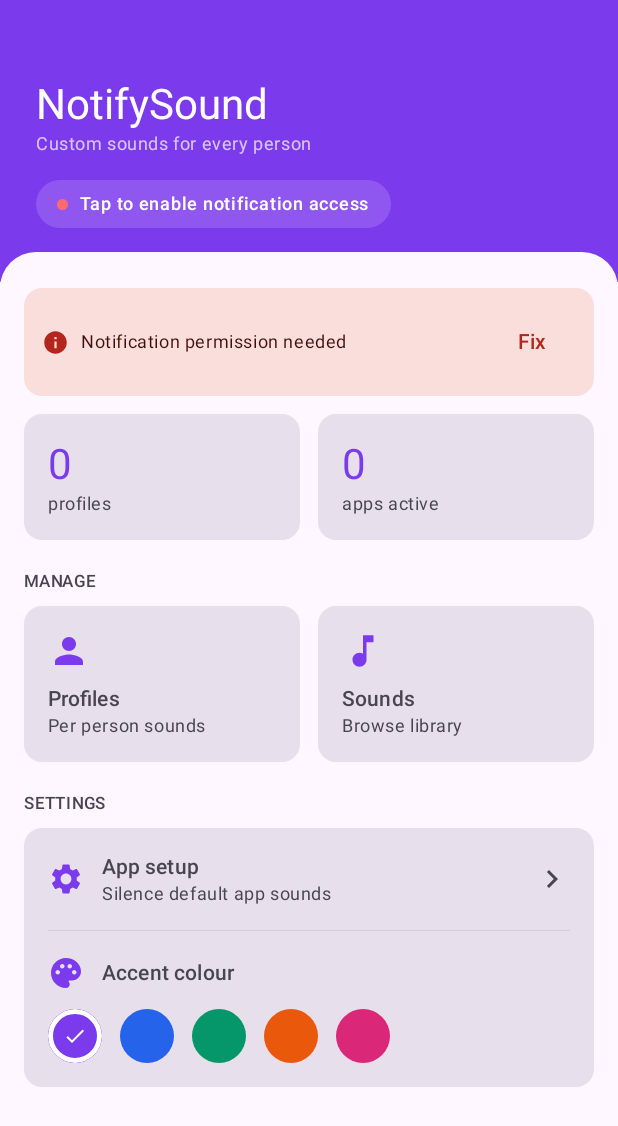
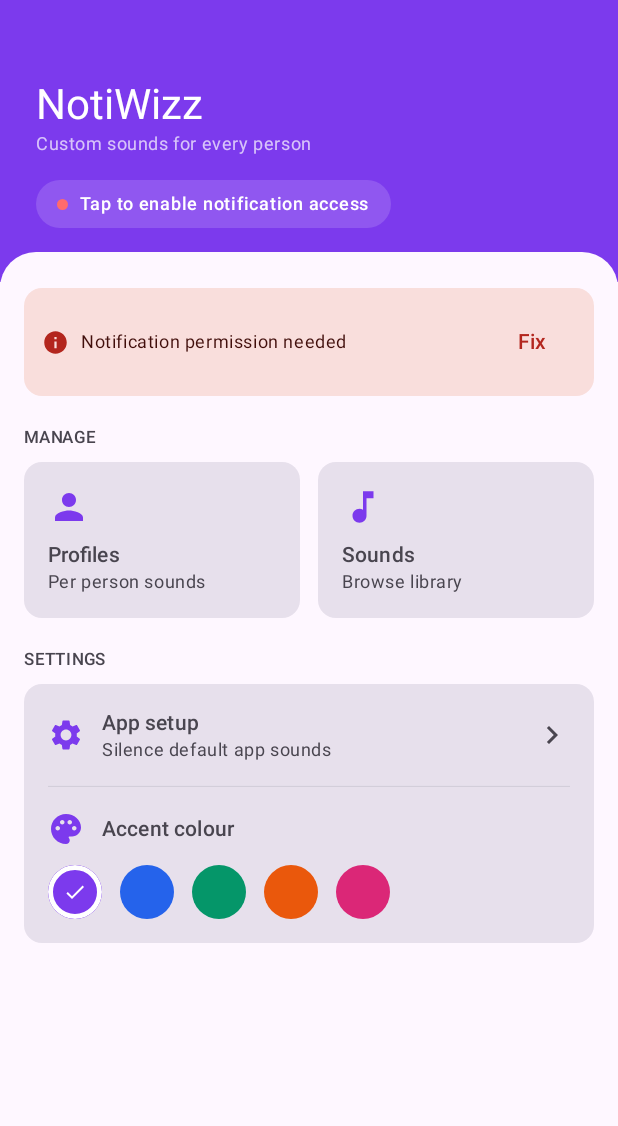
Before and after one commit to Ericsson-W/NotifySound, an Android app built with Jetpack Compose: the composable HomeScreen called with empty values, on a phone screen of 412 x 824 dp. Shown: the top 1126 px of the screen. Run offline under Robolectric (Android 15) with nearby library versions, the phone set to English and light mode, and no system bars.

Commit message:
bug fixes for telegram, UI updates

```diff
--- a/app/src/main/java/com/example/notifysound/MainActivity.kt
+++ b/app/src/main/java/com/example/notifysound/MainActivity.kt
@@ -303,7 +303,7 @@ fun HomeScreen(
         ) {
             Column {
                 Text(
-                    "NotifySound",
+                    "NotiWizz",
                     style = MaterialTheme.typography.headlineMedium,
                     color = Color.White
                 )
@@ -403,24 +403,7 @@ fun HomeScreen(
                     Spacer(modifier = Modifier.height(12.dp))
                 }
 
-                // Stats row
-                Row(
-                    modifier = Modifier.fillMaxWidth(),
-                    horizontalArrangement = Arrangement.spacedBy(12.dp)
-                ) {
-                    HomeStatCard(
-                        value = "$profileCount",
-                        label = "profiles",
-                        modifier = Modifier.weight(1f)
-                    )
-                    HomeStatCard(
-                        value = "$appsConfigured",
-                        label = "apps active",
-                        modifier = Modifier.weight(1f)
-                    )
-                }
-
-                Spacer(modifier = Modifier.height(20.dp))
+                Spacer(modifier = Modifier.height(8.dp))
                 HomeSectionLabel("Manage")
                 Spacer(modifier = Modifier.height(8.dp))
 
```
Also changed, not shown: app/src/main/java/com/example/notifysound/NotificationListener.kt (+5 -10 lines), app/src/main/java/com/example/notifysound/SetupScreen.kt (+0 -10 lines).
